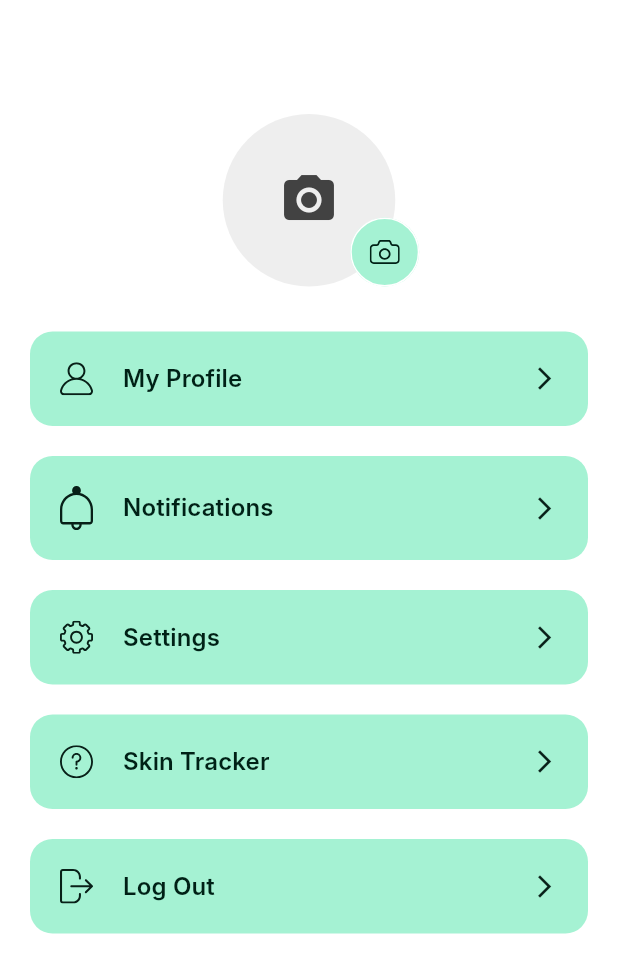
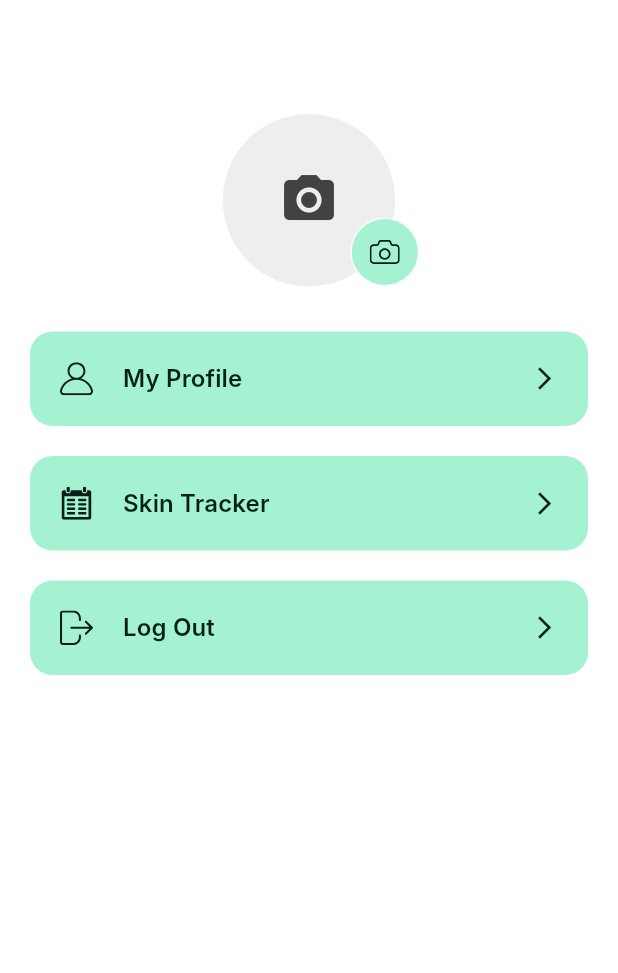
Before and after one commit to gebienha/SoftwareStudioFinal, a Flutter app: the ProfileScreen screen opened by its route, on a phone screen of 412 x 824 dp. Shown: the top 973 px of the screen. Run offline on Flutter 3.47's test engine with Material 3 defaults, Android fonts, the phone set to English and light mode, and no system bars; our stand-ins replace cloud_firestore, firebase_auth, firebase_core, flutter_svg, get, go_router and 4 more; missing offline and left inert: fluttermoji; accounts and stored records are empty; Roboto replaces fonts that are missing (Inter).

Commit message:
Skin steps UI updated + ganti icon di profile + remove 2 buttons di profile

```diff
--- a/lib/screens/home/components/routine_step.dart
+++ b/lib/screens/home/components/routine_step.dart
@@ -115,12 +115,12 @@ class _PersonalizedSkincareRoutineScreenState
       appBar: AppBar(
         title: Text(
           '${skinType.title} Skin Routine',
-          style: const TextStyle(
-            color: Color(0xFF60C6A2),
+          style: TextStyle(
+            color: Theme.of(context).colorScheme.onPrimaryContainer,
             fontSize: 18.0,
           ),
         ),
-        backgroundColor: Colors.white,
+        // backgroundColor: Colors.white,
       ),
       body: AnimatedContainer(
         duration: _duration,
--- a/lib/screens/profile/profile_screen.dart
+++ b/lib/screens/profile/profile_screen.dart
@@ -46,19 +46,19 @@ class ProfileScreen extends StatelessWidget {
                 Navigator.pushNamed(context, MyProfilePage.routeName);
               },
             ),
-            ProfileMenu(
-              text: "Notifications",
-              icon: "assets/icons/Bell.svg",
-              press: () {},
-            ),
-            ProfileMenu(
-              text: "Settings",
-              icon: "assets/icons/Settings.svg",
-              press: () {},
-            ),
+            // ProfileMenu(
+            //   text: "Notifications",
+            //   icon: "assets/icons/Bell.svg",
+            //   press: () {},
+            // ),
+            // ProfileMenu(
+            //   text: "Settings",
+            //   icon: "assets/icons/Settings.svg",
+            //   press: () {},
+            // ),
             ProfileMenu(
               text: "Skin Tracker",
-              icon: "assets/icons/Question mark.svg",
+              icon: "assets/icons/calendar.svg",
               press: () {
                 Navigator.pushNamed(
                   context,
```
Also changed, not shown: lib/screens/home/components/routinestep_detail.dart (+4 -3 lines), 8 other files.
